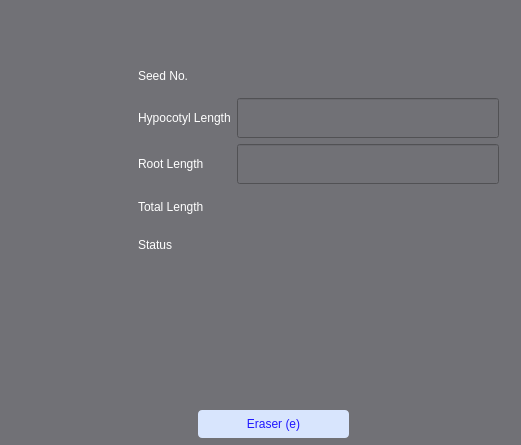
NMBawiskar/germinated_seed_analyzer, file UI_files/seed_editor.ui: the form before one commit; both pictures show x 612 to 1133 and y 0 to 445 of the 1133 by 1018 pixel window.
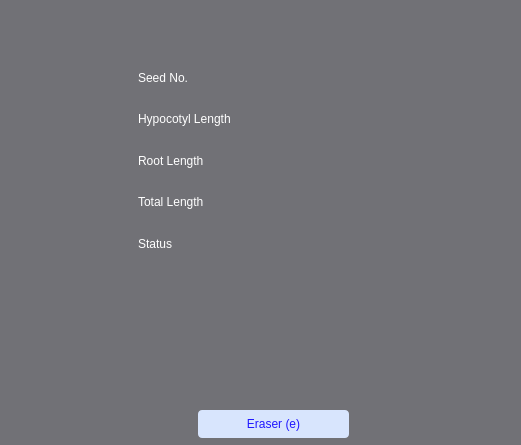
The form after the commit.

Commit message: Final changes as per change sheet.

The edit to the form file:
```diff
--- a/UI_files/seed_editor.ui
+++ b/UI_files/seed_editor.ui
@@ -187,43 +187,25 @@
       </property>
      </widget>
     </item>
-    <item row="1" column="1">
-     <widget class="QLineEdit" name="lineEdit_hypocotyl_length">
-      <property name="minimumSize">
-       <size>
-        <width>0</width>
-        <height>40</height>
-       </size>
-      </property>
-      <property name="styleSheet">
-       <string notr="true">font: 63 10pt &quot;Segoe UI Semibold&quot;;
-color:white;</string>
-      </property>
-      <property name="inputMethodHints">
-       <set>Qt::ImhDigitsOnly</set>
-      </property>
-      <property name="alignment">
-       <set>Qt::AlignCenter</set>
-      </property>
-     </widget>
-    </item>
     <item row="2" column="1">
-     <widget class="QLineEdit" name="lineEdit_root_length">
-      <property name="minimumSize">
-       <size>
-        <width>0</width>
-        <height>40</height>
-       </size>
-      </property>
+     <widget class="QLabel" name="label_root_length">
       <property name="styleSheet">
-       <string notr="true">font: 63 10pt &quot;Segoe UI Semibold&quot;;
+       <string>font: 63 10pt &quot;Segoe UI Semibold&quot;;
 color:white;</string>
       </property>
-      <property name="inputMethodHints">
-       <set>Qt::ImhDigitsOnly</set>
+      <property name="text">
+       <string/>
       </property>
-      <property name="alignment">
-       <set>Qt::AlignCenter</set>
+     </widget>
+    </item>
+    <item row="1" column="1">
+     <widget class="QLabel" name="label_hypocotyl_length">
+      <property name="styleSheet">
+       <string>font: 63 10pt &quot;Segoe UI Semibold&quot;;
+color:white;</string>
+      </property>
+      <property name="text">
+       <string/>
       </property>
      </widget>
     </item>
@@ -284,40 +266,6 @@
     <bool>true</bool>
    </property>
   </widget>
-  <widget class="QLabel" name="label_hypocotyl_length">
-   <property name="geometry">
-    <rect>
-     <x>850</x>
-     <y>310</y>
-     <width>176</width>
-     <height>34</height>
-    </rect>
-   </property>
-   <property name="styleSheet">
-    <string>font: 63 10pt &quot;Segoe UI Semibold&quot;;
-color:white;</string>
-   </property>
-   <property name="text">
-    <string/>
-   </property>
-  </widget>
-  <widget class="QLabel" name="label_root_length">
-   <property name="geometry">
-    <rect>
-     <x>850</x>
-     <y>350</y>
-     <width>176</width>
-     <height>35</height>
-    </rect>
-   </property>
-   <property name="styleSheet">
-    <string>font: 63 10pt &quot;Segoe UI Semibold&quot;;
-color:white;</string>
-   </property>
-   <property name="text">
-    <string/>
-   </property>
-  </widget>
   <zorder>groupBox</zorder>
   <zorder>btnEraser</zorder>
   <zorder>radioBtnNormalSeed</zorder>
```
Left out of the diff: 2 changed lines with no effect on the pictures. The commit also changes 15 other files.
